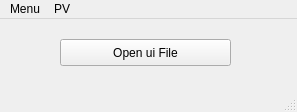
Qt form src/main.ui (caqtdm/caqtdm) before a commit.
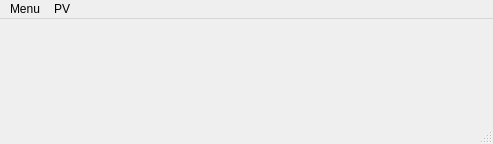
The same form after that commit.

```diff
--- a/src/main.ui
+++ b/src/main.ui
@@ -9,36 +9,22 @@
    <rect>
     <x>0</x>
     <y>0</y>
-    <width>297</width>
-    <height>112</height>
+    <width>493</width>
+    <height>144</height>
    </rect>
   </property>
   <property name="windowTitle">
    <string>MainWindow</string>
   </property>
-  <widget class="QWidget" name="centralwidget">
-   <widget class="QPushButton" name="btnOpen">
-    <property name="geometry">
-     <rect>
-      <x>60</x>
-      <y>20</y>
-      <width>171</width>
-      <height>27</height>
-     </rect>
-    </property>
-    <property name="text">
-     <string>Open ui File</string>
-    </property>
-   </widget>
-  </widget>
+  <widget class="QWidget" name="centralwidget"/>
   <widget class="QStatusBar" name="statusbar"/>
   <widget class="QMenuBar" name="menuBar">
    <property name="geometry">
     <rect>
      <x>0</x>
      <y>0</y>
-     <width>297</width>
-     <height>27</height>
+     <width>493</width>
+     <height>22</height>
     </rect>
    </property>
    <widget class="QMenu" name="menuMenu">
```
Left out of the diff: 9 changed lines with no effect on the pictures.
